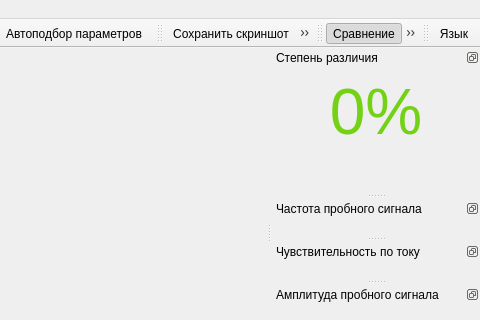
Above: gui/mainwindow.ui from EPC-MSU/EPLab before the change; both pictures show x 825 to 1305 and y 0 to 320 of the 1305 by 415 pixel window. Below: the same form after it.
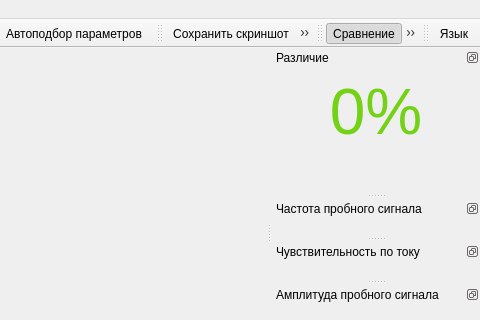
That is the form after the change. Icons and pictures are not drawn.

What changed in the file:
```diff
--- a/gui/mainwindow.ui
+++ b/gui/mainwindow.ui
@@ -31,7 +31,7 @@
     <set>QDockWidget::DockWidgetFloatable|QDockWidget::DockWidgetMovable</set>
    </property>
    <property name="windowTitle">
-    <string>Степень различия</string>
+    <string>Различие</string>
    </property>
    <attribute name="dockWidgetArea">
     <number>2</number>
```
